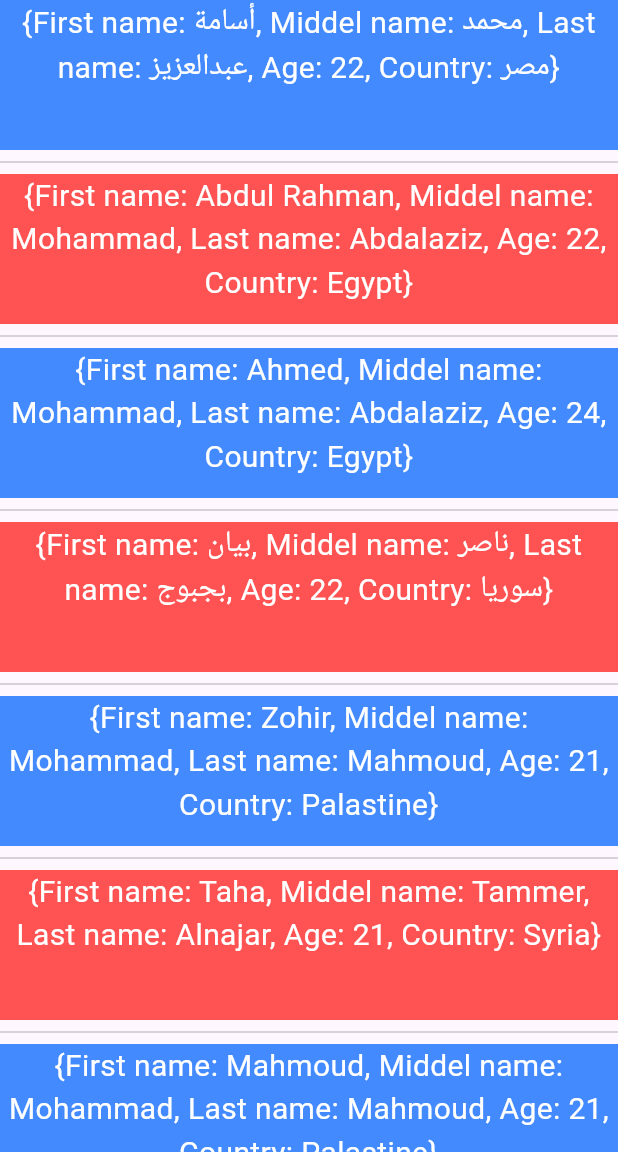
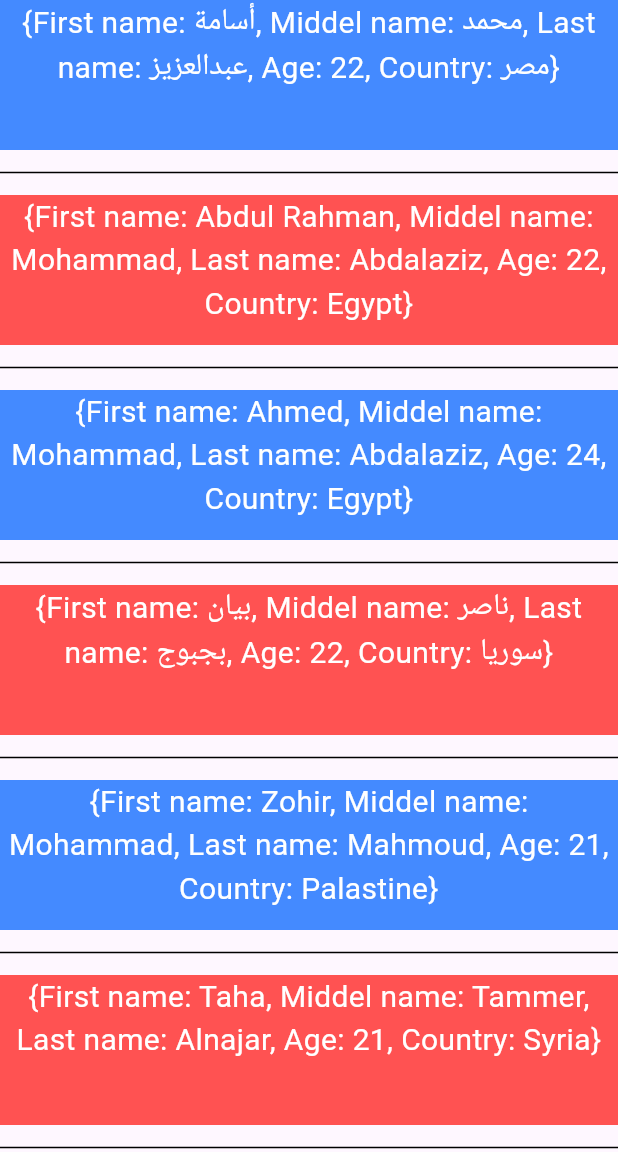
Before and after one commit to OsamaMohammadAbdalaziz/fluttercourse, a Flutter app: the screen it shows after launch, on a phone screen of 412 x 824 dp, the part 84-1236 px from its top. Run offline on Flutter 3.47's test engine with Material 3 defaults, Android fonts, the phone set to English and light mode, and no system bars.

Commit message:
Divider methods

```diff
--- a/lib/main.dart
+++ b/lib/main.dart
@@ -89,7 +89,10 @@ class MyApp extends StatelessWidget {
           body: Container(
             child: ListView.separated(
               separatorBuilder: (context, i) {
-                return Divider();
+                return Divider(
+                  color: Colors.black,
+                  height: 30,
+                );
               },
               itemCount: empolyee.length,
               itemBuilder: (context, i) {
```
